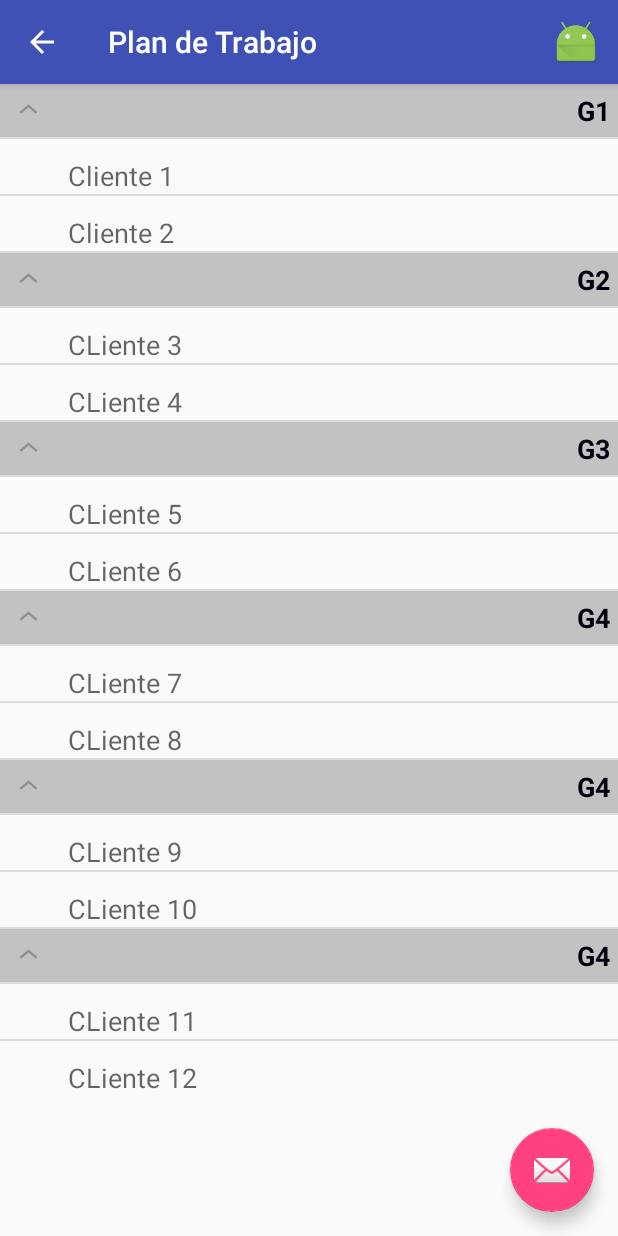
After one commit to GUMADESARROLLO/ISBOT, an Android app: the AgendaActivity screen opened directly, with no data from a screen before it, on a phone screen of 412 x 824 dp. The commit adds this screen. Run offline under Robolectric (Android 15) with nearby library versions, the phone set to English and light mode, and no system bars.

Commit message:
20/08/2016 Creacion de Modulo de Plan de Trabajo a base de XML

```diff
--- a/app/build.gradle
+++ b/app/build.gradle
@@ -23,4 +23,5 @@ dependencies {
     compile fileTree(dir: 'libs', include: ['*.jar'])
     testCompile 'junit:junit:4.12'
     compile 'com.android.support:appcompat-v7:23.3.0'
+    compile 'com.android.support:design:23.3.0'
 }
--- /dev/null
+++ b/app/src/main/java/com/a7m/endscom/isbot/Actividades/AgendaActivity.java
@@ -0,0 +1,157 @@
+package com.a7m.endscom.isbot.Actividades;
+
+import android.app.SearchManager;
+import android.content.Context;
+import android.os.Bundle;
+import android.support.design.widget.FloatingActionButton;
+import android.support.design.widget.Snackbar;
+import android.support.v4.view.MenuItemCompat;
+import android.support.v7.app.AppCompatActivity;
+import android.support.v7.widget.Toolbar;
+import android.view.Menu;
+import android.view.MenuItem;
+import android.view.View;
+import android.widget.ExpandableListView;
+import android.widget.SearchView;
+
+import com.a7m.endscom.isbot.Adaptadores.MyExpandableListAdapter;
+import com.a7m.endscom.isbot.Clases.ChildRow;
+import com.a7m.endscom.isbot.Clases.ParentRow;
+import com.a7m.endscom.isbot.R;
+
+import java.util.ArrayList;
+
+public class AgendaActivity extends AppCompatActivity implements SearchView.OnQueryTextListener,SearchView.OnCloseListener{
+    private SearchManager searchManager;
+    private android.widget.SearchView searchView;
+    private MyExpandableListAdapter listAdapter;
+    private ExpandableListView myList;
+    private ArrayList<ParentRow> parentList = new ArrayList<ParentRow>();
+    private ArrayList<ParentRow> showTheseParentList = new ArrayList<ParentRow>();
+    private MenuItem searchItem;
+    @Override
+    protected void onCreate(Bundle savedInstanceState) {
+        super.onCreate(savedInstanceState);
+        setContentView(R.layout.activity_agenda);
+        Toolbar toolbar = (Toolbar) findViewById(R.id.toolbar);
+        setSupportActionBar(toolbar);
+
+        if (getSupportActionBar() != null){
+            getSupportActionBar().setDisplayHomeAsUpEnabled(true);
+        }
+
+        setTitle("Plan de Trabajo");
+
+        FloatingActionButton fab = (FloatingActionButton) findViewById(R.id.fab);
+        fab.setOnClickListener(new View.OnClickListener() {
+            @Override
+            public void onClick(View view) {
+                Snackbar.make(view, "Replace with your own action", Snackbar.LENGTH_LONG)
+                        .setAction("Action", null).show();
+            }
+        });
+
+        searchManager = (SearchManager) getSystemService(Context.SEARCH_SERVICE);
+        parentList = new ArrayList<ParentRow>();
+        showTheseParentList = new ArrayList<ParentRow>();
+        displayList();
+       expandAll();
+    }
+    private void CargarPLan(){
+        ArrayList<ChildRow> childRows = new ArrayList<ChildRow>();
+        ParentRow parentRow = null;
+
+        childRows.add(new ChildRow("Cliente 1"));
+        childRows.add(new ChildRow("Cliente 2"));
+        parentRow = new ParentRow("G1", childRows);
+        parentList.add(parentRow);
+
+        childRows = new ArrayList<ChildRow>();
+        childRows.add(new ChildRow("CLiente 3"));
+        childRows.add(new ChildRow("CLiente 4"));
+        parentRow = new ParentRow("G2", childRows);
+        parentList.add(parentRow);
+
+        childRows = new ArrayList<ChildRow>();
+        childRows.add(new ChildRow("CLiente 5"));
+        childRows.add(new ChildRow("CLiente 6"));
+        parentRow = new ParentRow("G3", childRows);
+        parentList.add(parentRow);
+
+        childRows = new ArrayList<ChildRow>();
+        childRows.add(new ChildRow("CLiente 7"));
+        childRows.add(new ChildRow("CLiente 8"));
+        parentRow = new ParentRow("G4", childRows);
+        parentList.add(parentRow);
+
+        childRows = new ArrayList<ChildRow>();
+        childRows.add(new ChildRow("CLiente 9"));
+        childRows.add(new ChildRow("CLiente 10"));
+        parentRow = new ParentRow("G4", childRows);
+        parentList.add(parentRow);
+
+        childRows = new ArrayList<ChildRow>();
+        childRows.add(new ChildRow("CLiente 11"));
+        childRows.add(new ChildRow("CLiente 12"));
+        parentRow = new ParentRow("G4", childRows);
+        parentList.add(parentRow);
+
+    }
+    private void displayList(){
+        CargarPLan();
+        myList = (ExpandableListView) findViewById(R.id.ExpPlan);
+        listAdapter = new MyExpandableListAdapter(AgendaActivity.this,parentList);
+        myList.setAdapter(listAdapter);
+    }
+
+    private void expandAll(){
+        int count = listAdapter.getGroupCount();
+        for (int i=0;i<count;i++){
+            myList.expandGroup(i);
+        }
+    }
+    @Override
+    public boolean onCreateOptionsMenu(Menu menu) {
+        getMenuInflater().inflate(R.menu.menu_plan,menu);
+        searchItem = menu.findItem(R.id.action_search);
+        searchView = (SearchView) MenuItemCompat.getActionView(searchItem);
+        searchView.setSearchableInfo(searchManager.getSearchableInfo(getComponentName()));
+        searchView.setIconifiedByDefault(false);
+        searchView.setOnQueryTextListener(this);
+        searchView.setOnCloseListener(this);
+        searchView.requestFocus();
+        return true;
+    }
+
+    @Override
+    public boolean onClose() {
+        listAdapter.filterData("");
+        expandAll();
+        return false;
+    }
+
+    @Override
+    public boolean onQueryTextSubmit(String query) {
+        listAdapter.filterData(query);
+        expandAll();
+        return false;
+    }
+
+    @Override
+    public boolean onQueryTextChange(String newText) {
+        listAdapter.filterData(newText);
+        expandAll();
+        return false;
+    }
+
+    public boolean onOptionsItemSelected(MenuItem item){
+        int id = item.getItemId();
+
+        if (id == 16908332){
+            finish();
+        }
+
+        return super.onOptionsItemSelected(item);
+    }
+
+}
--- /dev/null
+++ b/app/src/main/java/com/a7m/endscom/isbot/Actividades/LoginActivity.java
@@ -0,0 +1,26 @@
+package com.a7m.endscom.isbot.Actividades;
+
+import android.content.Intent;
+import android.support.v7.app.AppCompatActivity;
+import android.os.Bundle;
+import android.view.View;
+
+import com.a7m.endscom.isbot.R;
+
+public class LoginActivity extends AppCompatActivity {
+
+    @Override
+    protected void onCreate(Bundle savedInstanceState) {
+        super.onCreate(savedInstanceState);
+        setContentView(R.layout.activity_login);
+        findViewById(R.id.btnOK).setOnClickListener(new View.OnClickListener() {
+            @Override
+            public void onClick(View v) {
+                Intent viewPlan = new Intent(LoginActivity.this,AgendaActivity.class);
+                startActivity(viewPlan);
+                finish();
+            }
+        });
+
+    }
+}
--- /dev/null
+++ b/app/src/main/java/com/a7m/endscom/isbot/Adaptadores/MyExpandableListAdapter.java
@@ -0,0 +1,143 @@
+package com.a7m.endscom.isbot.Adaptadores;
+
+import android.content.Context;
+import android.view.LayoutInflater;
+import android.view.View;
+import android.view.ViewGroup;
+import android.widget.BaseExpandableListAdapter;
+import android.widget.ImageView;
+import android.widget.TextView;
+import android.widget.Toast;
+
+import com.a7m.endscom.isbot.Clases.ChildRow;
+import com.a7m.endscom.isbot.Clases.ParentRow;
+import com.a7m.endscom.isbot.R;
+
+import java.util.ArrayList;
+
+/**
+ * Created by A7M on 20/08/2016.
+ */
+public class MyExpandableListAdapter extends BaseExpandableListAdapter {
+
+    private Context context;
+    private ArrayList<ParentRow> parentRowList;
+    private ArrayList<ParentRow> originalList;
+
+    public MyExpandableListAdapter(Context context
+            , ArrayList<ParentRow> originalList) {
+        this.context = context;
+        this.parentRowList = new ArrayList<>();
+        this.parentRowList.addAll(originalList);
+        this.originalList = new ArrayList<>();
+        this.originalList.addAll(originalList);
+    }
+    @Override
+    public int getGroupCount() {
+        return parentRowList.size();
+    }
+
+    @Override
+    public int getChildrenCount(int groupPosition) {
+        return parentRowList.get(groupPosition).getChildList().size();
+    }
+
+    @Override
+    public Object getGroup(int groupPosition) {
+        return parentRowList.get(groupPosition);
+    }
+
+    @Override
+    public Object getChild(int groupPosition, int childPosition) {
+        return parentRowList.get(groupPosition).getChildList().get(childPosition);
+    }
+
+    @Override
+    public long getGroupId(int groupPosition) {
+        return groupPosition;
+    }
+
+    @Override
+    public long getChildId(int groupPosition, int childPosition) {
+        return childPosition;
+    }
+
+    @Override
+    public boolean hasStableIds() {
+        return true;
+    }
+
+    @Override
+    public View getGroupView(int groupPosition, boolean isExpanded, View convertView, ViewGroup parent) {
+        ParentRow parentRow = (ParentRow) getGroup(groupPosition);
+
+        if (convertView == null) {
+            LayoutInflater layoutInflater = (LayoutInflater)
+                    context.getSystemService(Context.LAYOUT_INFLATER_SERVICE);
+            convertView = layoutInflater.inflate(R.layout.parent_row_plan_trabajo, null);
+        }
+
+        TextView heading = (TextView) convertView.findViewById(R.id.parent_text_PlantTrabajo);
+
+        heading.setText(parentRow.getName().trim());
+        return convertView;
+    }
+
+    @Override
+    public View getChildView(int groupPosition, int childPosition, boolean isLastChild, View convertView, ViewGroup parent) {
+        ChildRow childRow = (ChildRow) getChild(groupPosition, childPosition);
+        if (convertView == null) {
+            LayoutInflater layoutInflater = (LayoutInflater)
+                    context.getSystemService(context.LAYOUT_INFLATER_SERVICE);
+            convertView = layoutInflater.inflate(R.layout.child_row_plantrabajo, null);
+        }
+
+
+        final TextView childText = (TextView) convertView.findViewById(R.id.child_text_planTrabajo  );
+        childText.setText(childRow.getText().trim());
+
+        final View finalConvertView = convertView;
+        childText.setOnClickListener(new View.OnClickListener() {
+            @Override
+            public void onClick(View v) {
+                Toast.makeText(finalConvertView.getContext()
+                        , childText.getText()
+                        , Toast.LENGTH_SHORT).show();
+            }
+        });
+
+        return convertView;
+    }
+
+    @Override
+    public boolean isChildSelectable(int groupPosition, int childPosition) {
+        return true;
+    }
+
+    public void filterData(String query) {
+        query = query.toLowerCase();
+        parentRowList.clear();
+
+        if (query.isEmpty()) {
+            parentRowList.addAll(originalList);
+        }
+        else {
+            for (ParentRow parentRow : originalList) {
+                ArrayList<ChildRow> childList = parentRow.getChildList();
+                ArrayList<ChildRow> newList = new ArrayList<ChildRow>();
+
+                for (ChildRow childRow: childList) {
+                    if (childRow.getText().toLowerCase().contains(query)) {
+                        newList.add(childRow);
+                    }
+                } // end for (com.example.user.searchviewexpandablelistview.ChildRow childRow: childList)
+                if (newList.size() > 0) {
+                    ParentRow nParentRow = new ParentRow(parentRow.getName(), newList);
+                    parentRowList.add(nParentRow);
+                }
+            } // end or (com.example.user.searchviewexpandablelistview.ParentRow parentRow : originalList)
+        } // end else
+
+        notifyDataSetChanged();
+    }
+}
--- /dev/null
+++ b/app/src/main/java/com/a7m/endscom/isbot/Clases/ChildRow.java
@@ -0,0 +1,26 @@
+package com.a7m.endscom.isbot.Clases;
+
+/**
+ * Created by A7M on 20/08/2016.
+ */
+public class ChildRow {
+
+
+    private String text;
+
+    public ChildRow( String text) {
+
+        this.text = text;
+    }
+
+
+
+    public String getText() {
+        return text;
+    }
+
+    public void setText(String text) {
+        this.text = text;
+    }
+
+}
--- /dev/null
+++ b/app/src/main/java/com/a7m/endscom/isbot/Clases/ParentRow.java
@@ -0,0 +1,32 @@
+package com.a7m.endscom.isbot.Clases;
+
+import java.util.ArrayList;
+
+/**
+ * Created by A7M on 20/08/2016.
+ */
+public class ParentRow {
+    private String name;
+    private ArrayList<ChildRow> childList;
+
+    public ParentRow(String name, ArrayList<ChildRow> childList) {
+        this.name = name;
+        this.childList = childList;
+    }
+
+    public String getName() {
+        return name;
+    }
+
+    public void setName(String name) {
+        this.name = name;
+    }
+
+    public ArrayList<ChildRow> getChildList() {
+        return childList;
+    }
+
+    public void setChildList(ArrayList<ChildRow> childList) {
+        this.childList = childList;
+    }
+}
--- a/app/src/main/java/com/a7m/endscom/isbot/LoginActivity.java
+++ /dev/null
@@ -1,14 +0,0 @@
-package com.a7m.endscom.isbot;
-
-import android.support.v7.app.AppCompatActivity;
-import android.os.Bundle;
-
-public class LoginActivity extends AppCompatActivity {
-
-    @Override
-    protected void onCreate(Bundle savedInstanceState) {
-        super.onCreate(savedInstanceState);
-        setContentView(R.layout.activity_login);
-
-    }
-}
--- /dev/null
+++ b/app/src/main/res/layout/activity_agenda.xml
@@ -0,0 +1,34 @@
+<?xml version="1.0" encoding="utf-8"?>
+<android.support.design.widget.CoordinatorLayout xmlns:android="http://schemas.android.com/apk/res/android"
+    xmlns:app="http://schemas.android.com/apk/res-auto"
+    xmlns:tools="http://schemas.android.com/tools"
+    android:layout_width="match_parent"
+    android:layout_height="match_parent"
+    android:fitsSystemWindows="true"
+    tools:context=".Actividades.AgendaActivity">
+
+    <android.support.design.widget.AppBarLayout
+        android:layout_width="match_parent"
+        android:layout_height="wrap_content"
+        android:theme="@style/AppTheme.AppBarOverlay">
+
+        <android.support.v7.widget.Toolbar
+            android:id="@+id/toolbar"
+            android:layout_width="match_parent"
+            android:layout_height="?attr/actionBarSize"
+            android:background="?attr/colorPrimary"
+            app:popupTheme="@style/AppTheme.PopupOverlay" />
+
+    </android.support.design.widget.AppBarLayout>
+
+    <include layout="@layout/content_agenda" />
+
+    <android.support.design.widget.FloatingActionButton
+        android:id="@+id/fab"
+        android:layout_width="wrap_content"
+        android:layout_height="wrap_content"
+        android:layout_gravity="bottom|end"
+        android:layout_margin="@dimen/fab_margin"
+        android:src="@android:drawable/ic_dialog_email" />
+
+</android.support.design.widget.CoordinatorLayout>
--- a/app/src/main/res/layout/activity_login.xml
+++ b/app/src/main/res/layout/activity_login.xml
@@ -8,7 +8,7 @@
     android:paddingLeft="@dimen/activity_horizontal_margin"
     android:paddingRight="@dimen/activity_horizontal_margin"
     android:paddingTop="@dimen/activity_vertical_margin"
-    tools:context="com.a7m.endscom.isbot.LoginActivity">
+    tools:context=".Actividades.LoginActivity">
 
     <ScrollView
         android:layout_width="fill_parent"
@@ -20,19 +20,16 @@
             <EditText
                 android:id="@+id/edtAgente"
                 android:hint="@string/label_edt_login_agente"
-                android:layout_width="fill_parent"
-                android:layout_height="wrap_content"/>
+                style="@style/ClssEditText"/>
             <EditText
                 android:id="@+id/edtPass"
                 android:hint="@string/label_edt_login_pass"
-                android:layout_width="fill_parent"
-                android:layout_height="wrap_content" />
+                style="@style/ClssEditText" />
 
             <Button
                 android:id="@+id/btnOK"
                 android:text="@string/btn_login"
-                android:layout_width="fill_parent"
-                android:layout_height="wrap_content"
+                style="@style/ClssEditText"
                 android:layout_gravity="center_horizontal" />
         </LinearLayout>
     </ScrollView>
--- /dev/null
+++ b/app/src/main/res/layout/child_row_plantrabajo.xml
@@ -0,0 +1,27 @@
+<?xml version="1.0" encoding="utf-8"?>
+
+
+<ScrollView xmlns:android="http://schemas.android.com/apk/res/android"
+android:layout_width="match_parent"
+android:layout_height="match_parent">
+
+<RelativeLayout
+    android:layout_width="match_parent"
+    android:layout_height="match_parent">
+
+
+
+    <TextView
+        android:layout_width="wrap_content"
+        android:layout_height="wrap_content"
+        android:id="@+id/child_text_planTrabajo"
+        android:paddingLeft="45sp"
+        android:paddingTop="12sp"
+        android:layout_alignParentLeft="true"
+        android:layout_alignParentTop="true"
+        android:text="Place Holder"
+        android:textAppearance="?android:textAppearanceMedium"/>
+
+</RelativeLayout>
+
+</ScrollView>
--- /dev/null
+++ b/app/src/main/res/layout/content_agenda.xml
@@ -0,0 +1,19 @@
+<?xml version="1.0" encoding="utf-8"?>
+<RelativeLayout xmlns:android="http://schemas.android.com/apk/res/android"
+    xmlns:app="http://schemas.android.com/apk/res-auto"
+    xmlns:tools="http://schemas.android.com/tools"
+    android:layout_width="match_parent"
+    android:layout_height="match_parent"
+
+    app:layout_behavior="@string/appbar_scrolling_view_behavior"
+    tools:context=".Actividades.AgendaActivity"
+    tools:showIn="@layout/activity_agenda">
+
+    <ExpandableListView
+        android:layout_width="match_parent"
+        android:layout_height="wrap_content"
+        android:layout_alignParentLeft="true"
+        android:id="@+id/ExpPlan">
+    </ExpandableListView>
+
+</RelativeLayout>
--- /dev/null
+++ b/app/src/main/res/layout/parent_row_plan_trabajo.xml
@@ -0,0 +1,18 @@
+<?xml version="1.0" encoding="utf-8"?>
+<LinearLayout
+    xmlns:android="http://schemas.android.com/apk/res/android"
+    android:orientation="vertical"
+    android:layout_width="fill_parent"
+    android:layout_height="55dp">
+
+    <TextView
+        android:text="Titulo de prueba"
+        android:textColor="@color/ISB_negro"
+        android:background="@color/ISB_gris_bajo"
+        android:id="@+id/parent_text_PlantTrabajo"
+        android:paddingLeft="35sp"
+        android:padding="5dp"
+        android:gravity="right"
+        style="@style/ClssEditText"/>
+
+</LinearLayout>
--- /dev/null
+++ b/app/src/main/res/menu/menu_plan.xml
@@ -0,0 +1,20 @@
+<menu xmlns:android="http://schemas.android.com/apk/res/android"
+    xmlns:app="http://schemas.android.com/apk/res-auto"
+    xmlns:tools="http://schemas.android.com/tools"
+    tools:context="com.a7m.endscom.isbot.Actividades.PlanDeTrabajoActivity">
+
+    <item
+        android:id="@+id/action_search"
+        android:orderInCategory="100"
+        android:icon="@mipmap/ic_launcher"
+        app:actionViewClass="android.widget.SearchView"
+        app:showAsAction="ifRoom|collapseActionView"
+        android:title="" />
+
+    <item
+        android:id="@+id/action_settings"
+        android:orderInCategory="100"
+        android:title="Settings"
+        android:visible="false"
+        app:showAsAction="never"/>
+</menu>
--- /dev/null
+++ b/app/src/main/res/values-v21/styles.xml
@@ -0,0 +1,9 @@
+<resources>
+
+    <style name="AppTheme.NoActionBar">
+        <item name="windowActionBar">false</item>
+        <item name="windowNoTitle">true</item>
+        <item name="android:windowDrawsSystemBarBackgrounds">true</item>
+        <item name="android:statusBarColor">@android:color/transparent</item>
+    </style>
+</resources>
--- a/app/src/main/res/values/colors.xml
+++ b/app/src/main/res/values/colors.xml
@@ -3,4 +3,7 @@
     <color name="colorPrimary">#3F51B5</color>
     <color name="colorPrimaryDark">#303F9F</color>
     <color name="colorAccent">#FF4081</color>
+    <color name="ISB_blanco">#ffffff</color>
+    <color name="ISB_negro">#00000f</color>
+    <color name="ISB_gris_bajo">#c2c2c2</color>
 </resources>
--- a/app/src/main/res/values/dimens.xml
+++ b/app/src/main/res/values/dimens.xml
@@ -2,4 +2,5 @@
     <!-- Default screen margins, per the Android Design guidelines. -->
     <dimen name="activity_horizontal_margin">16dp</dimen>
     <dimen name="activity_vertical_margin">16dp</dimen>
+    <dimen name="fab_margin">16dp</dimen>
 </resources>
--- a/app/src/main/res/values/strings.xml
+++ b/app/src/main/res/values/strings.xml
@@ -4,4 +4,7 @@
     <string name="label_edt_login_agente">Agente</string>
     <string name="label_edt_login_pass">Contraseña</string>
     <string name="btn_login">Acceder</string>
+    <string name="search_hint">Buscar Cliente</string>
+    <string name="app_label">Buscador</string>
+    <string name="title_activity_agenda">AgendaActivity</string>
 </resources>
--- a/app/src/main/res/values/styles.xml
+++ b/app/src/main/res/values/styles.xml
@@ -8,4 +8,20 @@
         <item name="colorAccent">@color/colorAccent</item>
     </style>
 
+    <style name="AppTheme.NoActionBar">
+        <item name="windowActionBar">false</item>
+        <item name="windowNoTitle">true</item>
+    </style>
+
+    <style name="ClssEditText">
+        <item name="android:textAppearance">?android:textAppearanceMedium</item>
+        <item name="android:textStyle">bold</item>
+        <item name="android:layout_width">fill_parent</item>
+        <item name="android:layout_height">wrap_content</item>
+    </style>
+
+    <style name="AppTheme.AppBarOverlay" parent="ThemeOverlay.AppCompat.Dark.ActionBar" />
+
+    <style name="AppTheme.PopupOverlay" parent="ThemeOverlay.AppCompat.Light" />
+
 </resources>
--- /dev/null
+++ b/app/src/main/res/xml/searchable.xml
@@ -0,0 +1,6 @@
+<?xml version="1.0" encoding="utf-8"?>
+<searchable xmlns:android="http://schemas.android.com/apk/res/android"
+    android:label="@string/app_label"
+    android:hint="@string/search_hint"
+    android:voiceSearchMode="showVoiceSearchButton|launchRecognizer">
+</searchable>
```
Also changed, not shown: app/src/main/AndroidManifest.xml (+14 -1 lines).
